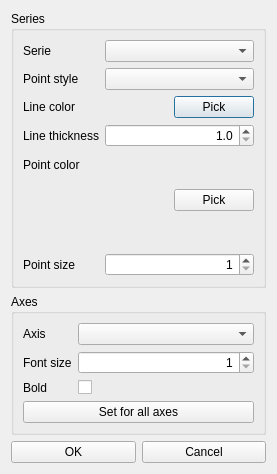
Old version of the form src/gui/adjustplotvisualsdialog.ui in the repository echmet/CEval.
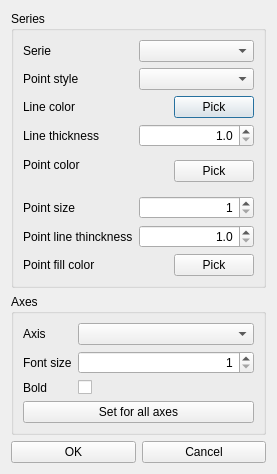
New version of the form.

Commit message: Add control elements to adjust point line thickness and point fill color

The edit to the form file:
```diff
--- a/src/gui/adjustplotvisualsdialog.ui
+++ b/src/gui/adjustplotvisualsdialog.ui
@@ -147,6 +147,51 @@
         <item row="1" column="1">
          <widget class="QComboBox" name="qcbox_pointStyles"/>
         </item>
+        <item row="6" column="0">
+         <widget class="QLabel" name="ql_pointLineThickness">
+          <property name="text">
+           <string>Point line thinckness</string>
+          </property>
+         </widget>
+        </item>
+        <item row="7" column="0">
+         <widget class="QLabel" name="ql_pointFillColor">
+          <property name="text">
+           <string>Point fill color</string>
+          </property>
+         </widget>
+        </item>
+        <item row="6" column="1">
+         <widget class="QDoubleSpinBox" name="qspbox_pointLineThickness">
+          <property name="alignment">
+           <set>Qt::AlignRight|Qt::AlignTrailing|Qt::AlignVCenter</set>
+          </property>
+          <property name="decimals">
+           <number>1</number>
+          </property>
+          <property name="minimum">
+           <double>1.000000000000000</double>
+          </property>
+         </widget>
+        </item>
+        <item row="7" column="1">
+         <layout class="QHBoxLayout" name="horizontalLayout_4">
+          <item>
+           <widget class="QLabel" name="ql_pointFillColorClr">
+            <property name="text">
+             <string/>
+            </property>
+           </widget>
+          </item>
+          <item>
+           <widget class="QPushButton" name="qpb_pickPointFillColor">
+            <property name="text">
+             <string>Pick</string>
+            </property>
+           </widget>
+          </item>
+         </layout>
+        </item>
        </layout>
       </item>
      </layout>
```
Left out of the diff: 2 changed lines with no effect on the pictures.
